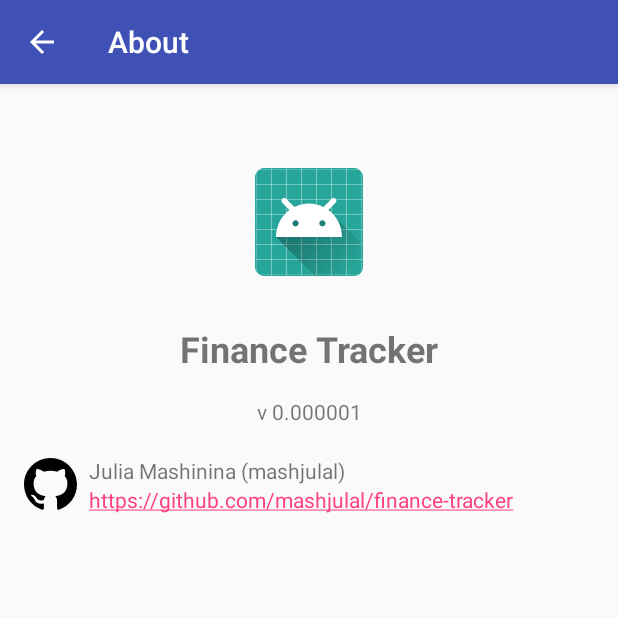
After one commit to zavijavasoft/finance-tracker, an Android app: the AboutActivity screen opened directly, with no data from a screen before it, on a phone screen of 412 x 824 dp, the top half of it. The commit adds this screen. Run offline under Robolectric (Android 15) with nearby library versions, the phone set to English and light mode, and no system bars.

Commit message:
Добавлена страница "О приложении"

```diff
--- a/app/src/main/AndroidManifest.xml
+++ b/app/src/main/AndroidManifest.xml
@@ -25,6 +25,10 @@
             android:name=".SettingsActivity"
             android:label="@string/title_activity_settings"
             android:parentActivityName=".MainActivity" />
+        <activity
+            android:name=".AboutActivity"
+            android:label="@string/title_activity_about"
+            android:parentActivityName=".MainActivity" />
     </application>
 
 </manifest>
--- /dev/null
+++ b/app/src/main/java/com/mashjulal/android/financetracker/AboutActivity.kt
@@ -0,0 +1,24 @@
+package com.mashjulal.android.financetracker
+
+import android.content.Context
+import android.content.Intent
+import android.os.Bundle
+import android.support.v7.app.AppCompatActivity
+
+
+class AboutActivity : AppCompatActivity() {
+
+    override fun onCreate(savedInstanceState: Bundle?) {
+        super.onCreate(savedInstanceState)
+        setContentView(R.layout.activity_about)
+    }
+
+    companion object {
+        /**
+         * Use this method to start [SettingsActivity].
+         * @param context component intent
+         * @return new intent instance
+         */
+        fun newIntent(context: Context) = Intent(context, AboutActivity::class.java)
+    }
+}
--- a/app/src/main/java/com/mashjulal/android/financetracker/MainActivity.kt
+++ b/app/src/main/java/com/mashjulal/android/financetracker/MainActivity.kt
@@ -54,6 +54,10 @@ class MainActivity : AppCompatActivity(), NavigationView.OnNavigationItemSelecte
                 // open settings
                 startActivity(SettingsActivity.newIntent(this))
             }
+            R.id.nav_about -> {
+                // open about page
+                startActivity(AboutActivity.newIntent(this))
+            }
         }
 
         if (fragment != null) {
--- /dev/null
+++ b/app/src/main/res/drawable/ic_github.xml
@@ -0,0 +1,9 @@
+<vector xmlns:android="http://schemas.android.com/apk/res/android"
+    android:width="24dp"
+    android:height="24dp"
+    android:viewportHeight="1024"
+    android:viewportWidth="1024">
+    <path
+        android:fillColor="#FF000000"
+        android:pathData="M512,0C229.25,0 0,229.25 0,512c0,226.25 146.69,418.13 350.16,485.81 25.59,4.69 34.94,-11.13 34.94,-24.63 0,-12.19 -0.47,-52.56 -0.72,-95.31C242,908.81 211.91,817.5 211.91,817.5c-23.31,-59.13 -56.84,-74.88 -56.84,-74.88 -46.53,-31.75 3.53,-31.13 3.53,-31.13 51.41,3.56 78.47,52.75 78.47,52.75 45.69,78.25 119.88,55.63 149,42.5 4.65,-33 17.9,-55.63 32.5,-68.38C304.91,725.44 185.34,681.5 185.34,485.31c0,-55.94 19.97,-101.56 52.66,-137.41 -5.22,-13 -22.84,-65.09 5.06,-135.56 0,0 42.94,-13.75 140.81,52.5 40.81,-11.41 84.59,-17.03 128.13,-17.22 43.5,0.19 87.31,5.88 128.19,17.28 97.69,-66.31 140.69,-52.5 140.69,-52.5 28,70.53 10.38,122.56 5.13,135.5 32.81,35.84 52.63,81.47 52.63,137.41 0,196.69 -119.75,240 -233.81,252.69 18.44,15.88 34.75,47 34.75,94.75 0,68.44 -0.69,123.63 -0.69,140.5 0,13.63 9.31,29.56 35.25,24.56C877.44,930 1024,738.13 1024,512 1024,229.25 794.75,0 512,0z" />
+</vector>
--- /dev/null
+++ b/app/src/main/res/drawable/ic_info_black_24dp.xml
@@ -0,0 +1,9 @@
+<vector xmlns:android="http://schemas.android.com/apk/res/android"
+    android:width="24dp"
+    android:height="24dp"
+    android:viewportHeight="24.0"
+    android:viewportWidth="24.0">
+    <path
+        android:fillColor="#FF000000"
+        android:pathData="M12,2C6.48,2 2,6.48 2,12s4.48,10 10,10 10,-4.48 10,-10S17.52,2 12,2zm1,15h-2v-6h2v6zm0,-8h-2V7h2v2z" />
+</vector>
--- /dev/null
+++ b/app/src/main/res/layout/activity_about.xml
@@ -0,0 +1,80 @@
+<?xml version="1.0" encoding="utf-8"?>
+<android.support.constraint.ConstraintLayout xmlns:android="http://schemas.android.com/apk/res/android"
+    xmlns:app="http://schemas.android.com/apk/res-auto"
+    xmlns:tools="http://schemas.android.com/tools"
+    android:layout_width="match_parent"
+    android:layout_height="match_parent"
+    tools:context=".AboutActivity">
+
+    <ImageView
+        android:id="@+id/iv_appIcon"
+        android:layout_width="wrap_content"
+        android:layout_height="wrap_content"
+        android:layout_marginTop="56dp"
+        android:contentDescription="@string/desc_application_icon"
+        android:src="@mipmap/ic_launcher_round"
+        app:layout_constraintEnd_toEndOf="parent"
+        app:layout_constraintStart_toStartOf="parent"
+        app:layout_constraintTop_toTopOf="parent" />
+
+    <TextView
+        android:id="@+id/tv_appName"
+        android:layout_width="wrap_content"
+        android:layout_height="wrap_content"
+        android:layout_marginTop="32dp"
+        android:text="@string/app_name"
+        android:textSize="24sp"
+        android:textStyle="bold"
+        app:layout_constraintEnd_toEndOf="parent"
+        app:layout_constraintHorizontal_bias="0.5"
+        app:layout_constraintStart_toStartOf="parent"
+        app:layout_constraintTop_toBottomOf="@+id/iv_appIcon" />
+
+    <TextView
+        android:id="@+id/tv_version"
+        android:layout_width="wrap_content"
+        android:layout_height="wrap_content"
+        android:layout_marginTop="16dp"
+        android:text="@string/version"
+        app:layout_constraintEnd_toEndOf="parent"
+        app:layout_constraintHorizontal_bias="0.5"
+        app:layout_constraintStart_toStartOf="parent"
+        app:layout_constraintTop_toBottomOf="@+id/tv_appName" />
+
+    <TextView
+        android:id="@+id/tv_githubLink"
+        android:layout_width="wrap_content"
+        android:layout_height="wrap_content"
+        android:layout_marginEnd="8dp"
+        android:layout_marginStart="8dp"
+        android:autoLink="web"
+        android:text="@string/github_link"
+        app:layout_constraintEnd_toEndOf="parent"
+        app:layout_constraintHorizontal_bias="0.0"
+        app:layout_constraintStart_toEndOf="@+id/iv_githubIcon"
+        app:layout_constraintTop_toBottomOf="@+id/tv_author" />
+
+    <TextView
+        android:id="@+id/tv_author"
+        android:layout_width="wrap_content"
+        android:layout_height="wrap_content"
+        android:layout_marginEnd="8dp"
+        android:layout_marginStart="8dp"
+        android:text="@string/author"
+        app:layout_constraintEnd_toEndOf="parent"
+        app:layout_constraintHorizontal_bias="0.0"
+        app:layout_constraintStart_toEndOf="@+id/iv_githubIcon"
+        app:layout_constraintTop_toTopOf="@+id/iv_githubIcon" />
+
+    <ImageView
+        android:id="@+id/iv_githubIcon"
+        android:layout_width="35dp"
+        android:layout_height="38dp"
+        android:layout_marginStart="16dp"
+        android:layout_marginTop="20dp"
+        android:contentDescription="@string/desc_github_icon"
+        android:src="@drawable/ic_github"
+        app:layout_constraintStart_toStartOf="parent"
+        app:layout_constraintTop_toBottomOf="@+id/tv_version" />
+
+</android.support.constraint.ConstraintLayout>
--- a/app/src/main/res/menu/activity_main_drawer.xml
+++ b/app/src/main/res/menu/activity_main_drawer.xml
@@ -16,4 +16,8 @@
         android:icon="@drawable/ic_menu_settings"
         android:title="@string/nav_menu_settings" />
 
+    <item
+        android:id="@+id/nav_about"
+        android:icon="@drawable/ic_info_black_24dp"
+        android:title="@string/nav_menu_about" />
 </menu>
--- a/app/src/main/res/values/strings.xml
+++ b/app/src/main/res/values/strings.xml
@@ -20,4 +20,12 @@
     <string name="pref_ringtone_silent">Silent</string>
 
     <string name="pref_title_vibrate">Vibrate</string>
+    <string name="nav_menu_about">About</string>
+    <string name="desc_application_icon" translatable="false">Application Icon</string>
+    <string name="version" translatable="false">v 0.000001</string>
+    <string name="github_link" translatable="false">https://github.com/mashjulal/finance-tracker</string>
+    <string name="author" translatable="false">Julia Mashinina (mashjulal)</string>
+    <string name="desc_github_icon" translatable="false">Github icon</string>
+
+    <string name="title_activity_about">About</string>
 </resources>
```
Also changed, not shown: 1 other file.
